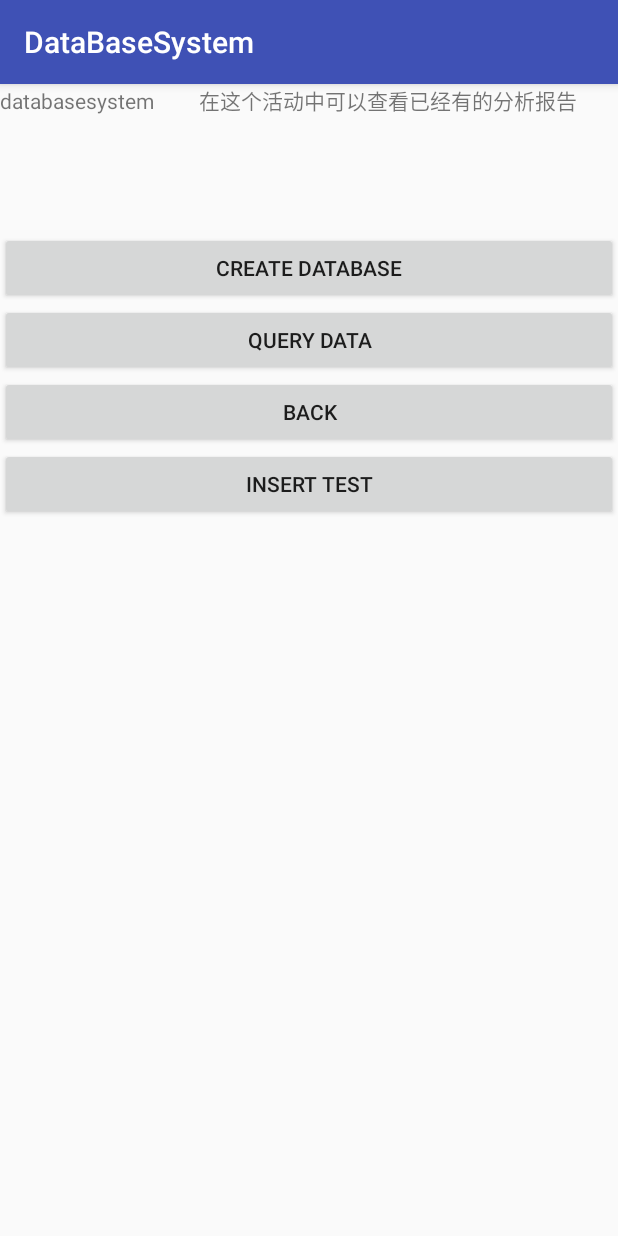
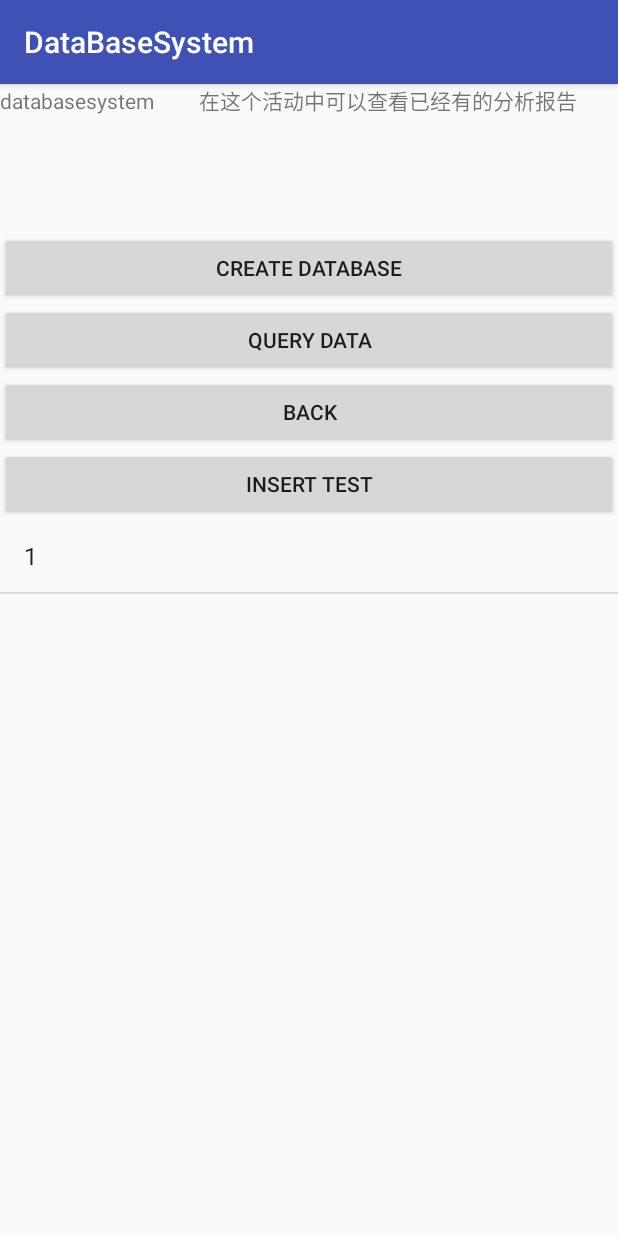
Before and after one commit to jingfenxiangmuzu/jingfenxiaozhushou, an Android app: the DataBaseSystem screen opened directly, with no data from a screen before it, after a tap on "INSERT TEST", on a phone screen of 412 x 824 dp. Run offline under Robolectric (Android 15) with nearby library versions, the phone set to English and light mode, and no system bars.

Commit message:
查看报告界面 长按可以删除

```diff
--- a/app/src/main/java/com/example/jingfenxiaozhushou/DataBaseSystem.java
+++ b/app/src/main/java/com/example/jingfenxiaozhushou/DataBaseSystem.java
@@ -1,7 +1,12 @@
 package com.example.jingfenxiaozhushou;
 
+import android.app.Dialog;
+import android.content.Context;
+import android.content.DialogInterface;
 import android.database.sqlite.SQLiteDatabase;
 import android.os.Bundle;
+import android.support.annotation.NonNull;
+import android.support.v7.app.AlertDialog;
 import android.support.v7.app.AppCompatActivity;
 import android.view.View;
 import android.widget.AdapterView;
@@ -19,18 +24,22 @@ public class DataBaseSystem extends AppCompatActivity {
 
     private MyDatabaseHelper dbHelper;
     String[] ids;
+    AlertDialog dialog;
+    ArrayAdapter<String> adapter;
+    ListView listView;
     @Override
     public void onCreate(Bundle savedInstanceState) {
         super.onCreate(savedInstanceState);
         setContentView(R.layout.databasesystem_layout);
         dbHelper = new MyDatabaseHelper(this,"Reports.db",null,1);
+
         SQLiteDatabase db = dbHelper.getWritableDatabase();
         ids=dbHelper.showMyData(db);
-        ArrayAdapter<String> adapter = new ArrayAdapter<String>(DataBaseSystem.this, android.R.layout.simple_list_item_1);
+        adapter = new ArrayAdapter<String>(DataBaseSystem.this, android.R.layout.simple_list_item_1);
         for(int i=0;i<ids.length;i++){
             adapter.add(ids[i]);
         }
-        ListView listView = (ListView) findViewById(R.id.list_view);
+        listView = (ListView) findViewById(R.id.list_view);
         listView.setAdapter(adapter);
 
         listView.setOnItemClickListener(new AdapterView.OnItemClickListener(){
@@ -51,6 +60,41 @@ public class DataBaseSystem extends AppCompatActivity {
             }
         });
 
+
+        listView.setOnItemLongClickListener(new AdapterView.OnItemLongClickListener() {
+            @Override
+            public boolean onItemLongClick(AdapterView<?> adapterView, final View view, int i, long l) {
+                final String itemtodelete = ids[i];
+                dialog=new AlertDialog.Builder(DataBaseSystem.this)
+                        .setTitle("confirm to delete?")
+                        .setNegativeButton("cancel", new DialogInterface.OnClickListener() {
+                            @Override
+                            public void onClick(DialogInterface dialogInterface, int i) {
+
+                                dialog.dismiss();
+                            }
+                        })
+                        .setPositiveButton("ok", new DialogInterface.OnClickListener() {
+                            @Override
+                            public void onClick(DialogInterface dialogInterface, int i) {
+                                SQLiteDatabase db = dbHelper.getWritableDatabase();
+                                dbHelper.deleteById(db,Integer.valueOf(itemtodelete));
+                                ids=dbHelper.showMyData(db);
+
+                                adapter = new ArrayAdapter<String>(DataBaseSystem.this, android.R.layout.simple_list_item_1);
+                                for(int k=0;k<ids.length;k++){
+                                    adapter.add(ids[k]);
+                                }
+
+                                listView.setAdapter(adapter);
+                                dialog.dismiss();
+                            }
+                        })
+                        .create();
+                dialog.show();
+                return false;
+            }
+        });
         Button createDatebase = (Button) findViewById(R.id.create_datebase);
         createDatebase.setOnClickListener(new View.OnClickListener(){
             @Override
@@ -83,7 +127,12 @@ public class DataBaseSystem extends AppCompatActivity {
                 double rateOfSurvival = Math.random();
                 SQLiteDatabase db = dbHelper.getWritableDatabase();
                 dbHelper.insert_report(db,time,deformityRate,density,rateOfSurvival);
-
+                ids=dbHelper.showMyData(db);
+                adapter = new ArrayAdapter<String>(DataBaseSystem.this, android.R.layout.simple_list_item_1);
+                for(int k=0;k<ids.length;k++){
+                    adapter.add(ids[k]);
+                }
+                listView.setAdapter(adapter);
             }
         });
         //结束该活动回到control类然后重启uesrview
--- a/app/src/main/res/layout/databasesystem_layout.xml
+++ b/app/src/main/res/layout/databasesystem_layout.xml
@@ -53,5 +53,5 @@
     <ListView
         android:id="@+id/list_view"
         android:layout_width="match_parent"
-        android:layout_height="398dp" />
+        android:layout_height="200dp" />
 </LinearLayout>
```
